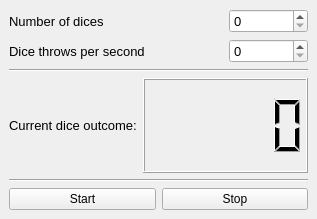
Old version of the form DiceSimulatorUI.ui in the repository akej74/PyQt-test.
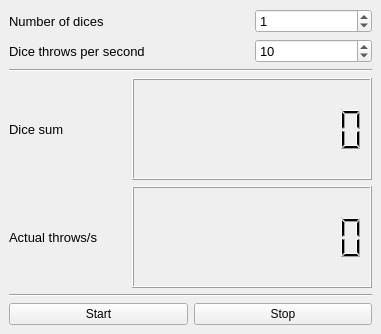
New version of the form.

Commit message: Added "actual throws per second" and error handling in the thread.

```diff
--- a/DiceSimulatorUI.ui
+++ b/DiceSimulatorUI.ui
@@ -6,8 +6,8 @@
    <rect>
     <x>0</x>
     <y>0</y>
-    <width>317</width>
-    <height>219</height>
+    <width>381</width>
+    <height>334</height>
    </rect>
   </property>
   <property name="windowTitle">
@@ -15,7 +15,7 @@
   </property>
   <widget class="QWidget" name="centralwidget">
    <layout class="QGridLayout" name="gridLayout">
-    <item row="0" column="0">
+    <item row="0" column="1">
      <widget class="QLabel" name="label2">
       <property name="font">
        <font>
@@ -27,16 +27,22 @@
       </property>
      </widget>
     </item>
-    <item row="0" column="2">
+    <item row="0" column="3">
      <widget class="QSpinBox" name="spinBoxDices">
       <property name="font">
        <font>
         <pointsize>10</pointsize>
        </font>
       </property>
+      <property name="maximum">
+       <number>999999999</number>
+      </property>
+      <property name="value">
+       <number>1</number>
+      </property>
      </widget>
     </item>
-    <item row="1" column="0" colspan="2">
+    <item row="1" column="1" colspan="2">
      <widget class="QLabel" name="label3">
       <property name="font">
        <font>
@@ -48,23 +54,29 @@
       </property>
      </widget>
     </item>
-    <item row="1" column="2">
+    <item row="1" column="3">
      <widget class="QSpinBox" name="spinBoxThrows">
       <property name="font">
        <font>
         <pointsize>10</pointsize>
        </font>
       </property>
+      <property name="maximum">
+       <number>999999999</number>
+      </property>
+      <property name="value">
+       <number>10</number>
+      </property>
      </widget>
     </item>
-    <item row="2" column="0" colspan="3">
+    <item row="2" column="1" colspan="3">
      <widget class="Line" name="line1">
       <property name="orientation">
        <enum>Qt::Horizontal</enum>
       </property>
      </widget>
     </item>
-    <item row="3" column="0">
+    <item row="3" column="1">
      <widget class="QLabel" name="label1">
       <property name="font">
        <font>
@@ -72,18 +84,49 @@
        </font>
       </property>
       <property name="text">
-       <string>Current dice outcome:</string>
+       <string>Dice sum</string>
       </property>
      </widget>
     </item>
-    <item row="4" column="0" colspan="3">
+    <item row="3" column="2" colspan="2">
+     <widget class="QLCDNumber" name="lcdNumberDiceOutcome">
+      <property name="font">
+       <font>
+        <pointsize>10</pointsize>
+       </font>
+      </property>
+      <property name="digitCount">
+       <number>10</number>
+      </property>
+     </widget>
+    </item>
+    <item row="5" column="1" colspan="3">
      <widget class="Line" name="line2">
       <property name="orientation">
        <enum>Qt::Horizontal</enum>
       </property>
      </widget>
     </item>
-    <item row="5" column="0" colspan="3">
+    <item row="4" column="1">
+     <widget class="QLabel" name="label">
+      <property name="font">
+       <font>
+        <pointsize>10</pointsize>
+       </font>
+      </property>
+      <property name="text">
+       <string>Actual throws/s</string>
+      </property>
+     </widget>
+    </item>
+    <item row="4" column="2" colspan="2">
+     <widget class="QLCDNumber" name="lcdNumberActualThrows">
+      <property name="digitCount">
+       <number>10</number>
+      </property>
+     </widget>
+    </item>
+    <item row="6" column="1" colspan="3">
      <layout class="QHBoxLayout" name="horizontalLayout">
       <item>
        <widget class="QPushButton" name="buttonStart">
@@ -101,15 +144,6 @@
       </item>
      </layout>
     </item>
-    <item row="3" column="1" colspan="2">
-     <widget class="QLCDNumber" name="lcdNumberDiceOutcome">
-      <property name="font">
-       <font>
-        <pointsize>10</pointsize>
-       </font>
-      </property>
-     </widget>
-    </item>
    </layout>
    <zorder></zorder>
    <zorder>label2</zorder>
```
Left out of the diff: 6 changed lines with no effect on the pictures. The commit also changes 2 other files.
